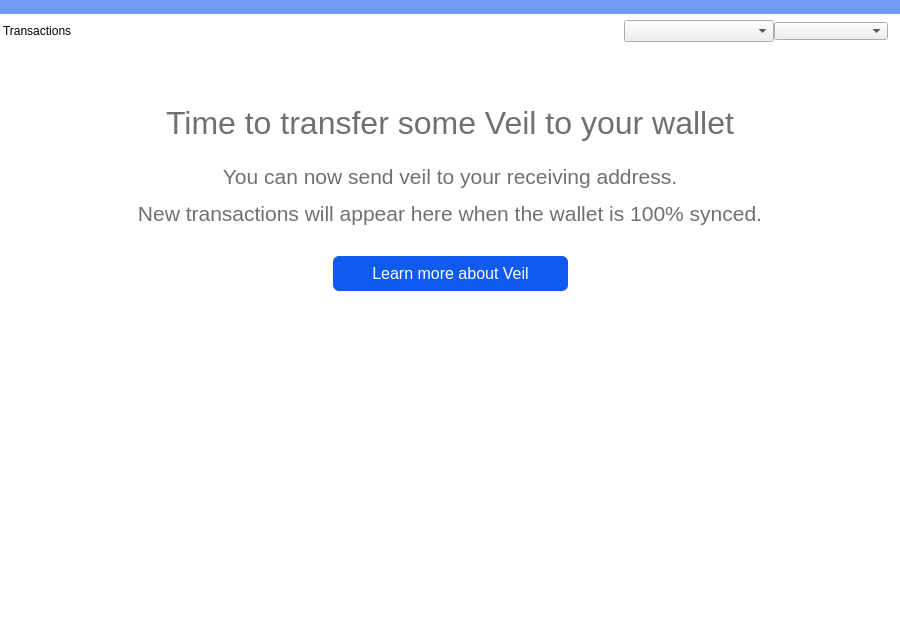
This is src/qt/forms/overviewpage.ui in Veil-Project/veil as Qt 5 draws it before an edit. The edited form follows.
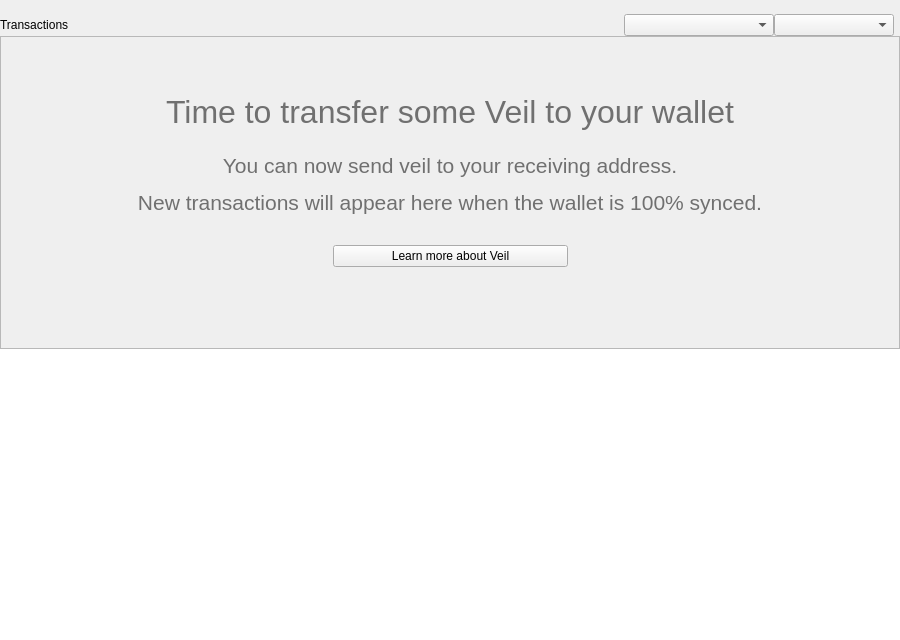
This is the edited form.

Commit message: no more in-line css in all .ui files in src/qt/forms

The edit to the form file:
```diff
--- a/src/qt/forms/overviewpage.ui
+++ b/src/qt/forms/overviewpage.ui
@@ -19,9 +19,6 @@
   <property name="windowTitle">
    <string>Form</string>
   </property>
-  <property name="styleSheet">
-   <string/>
-  </property>
   <layout class="QVBoxLayout" name="topLayout">
    <property name="spacing">
     <number>0</number>
@@ -43,9 +40,6 @@
      <property name="visible">
       <bool>false</bool>
      </property>
-     <property name="styleSheet">
-      <string notr="true">QLabel { background-color: #6F9BF5; color:#FFFFFF; }</string>
-     </property>
      <property name="wordWrap">
       <bool>true</bool>
      </property>
@@ -64,11 +58,6 @@
      </property>
      <item>
       <widget class="QFrame" name="txes_container">
-       <property name="styleSheet">
-        <string notr="true">#txes_container{
- background-color:white;
-}</string>
-       </property>
        <layout class="QVBoxLayout" name="verticalLayout_1">
         <property name="spacing">
          <number>0</number>
@@ -105,9 +94,6 @@
               </property>
               <item>
                <widget class="QLabel" name="title">
-                <property name="styleSheet">
-                 <string notr="true">padding:10 0 10 0;</string>
-                </property>
                 <property name="text">
                  <string>Transactions</string>
                 </property>
@@ -146,9 +132,6 @@
                   <height>16777215</height>
                  </size>
                 </property>
-                <property name="styleSheet">
-                 <string notr="true">#comboFilter{\n margin-right:6px;\n}</string>
-                </property>
                 <property name="currentText">
                  <string/>
                 </property>
@@ -171,11 +154,6 @@
                 <property name="layoutDirection">
                  <enum>Qt::LeftToRight</enum>
                 </property>
-                <property name="styleSheet">
-                 <string notr="true">#comboSort{
- margin-right:6px;
-}</string>
-                </property>
                </widget>
               </item>
              </layout>
@@ -191,9 +169,6 @@
                 <height>0</height>
                </size>
               </property>
-              <property name="styleSheet">
-               <string notr="true">border:none;</string>
-              </property>
               <property name="frameShape">
                <enum>QFrame::StyledPanel</enum>
               </property>
@@ -283,20 +258,6 @@
                    <property name="focusPolicy">
                     <enum>Qt::NoFocus</enum>
                    </property>
-                   <property name="styleSheet">
-                    <string notr="true">#btnGoFaq {
-border-radius: 6px;
-color: #FFFFFF;
-font-size: 16px;
-background-color:#105aef;
-line-height:10px;
-padding:8 20 8 20;
-}
-
-#btnGoFaq:hover {
-background-color:#0e45b4;
-}</string>
-                   </property>
                    <property name="text">
                     <string>Learn more about Veil</string>
                    </property>
@@ -338,34 +299,6 @@
               <property name="mouseTracking">
                <bool>true</bool>
               </property>
-              <property name="styleSheet">
-               <string notr="true">QListView { 
-background: transparent;
- }
-
-/* Works for both QListView and QListWidget */
-QListView::item {
-    /* Won't work without borders set */
-    border: 0px;
-    padding: 10px;
-}
-
-QListView::item:selected
-{
-    background-color:#a10;
-}
-
-/* For icon only */
-QListView::icon {
-    left: 10px;
-}
-
-/* For text only */
-QListView::text {
-    left: 13px;
-}
-</string>
-              </property>
               <property name="frameShape">
                <enum>QFrame::NoFrame</enum>
               </property>
```
The commit also changes 12 other files.
